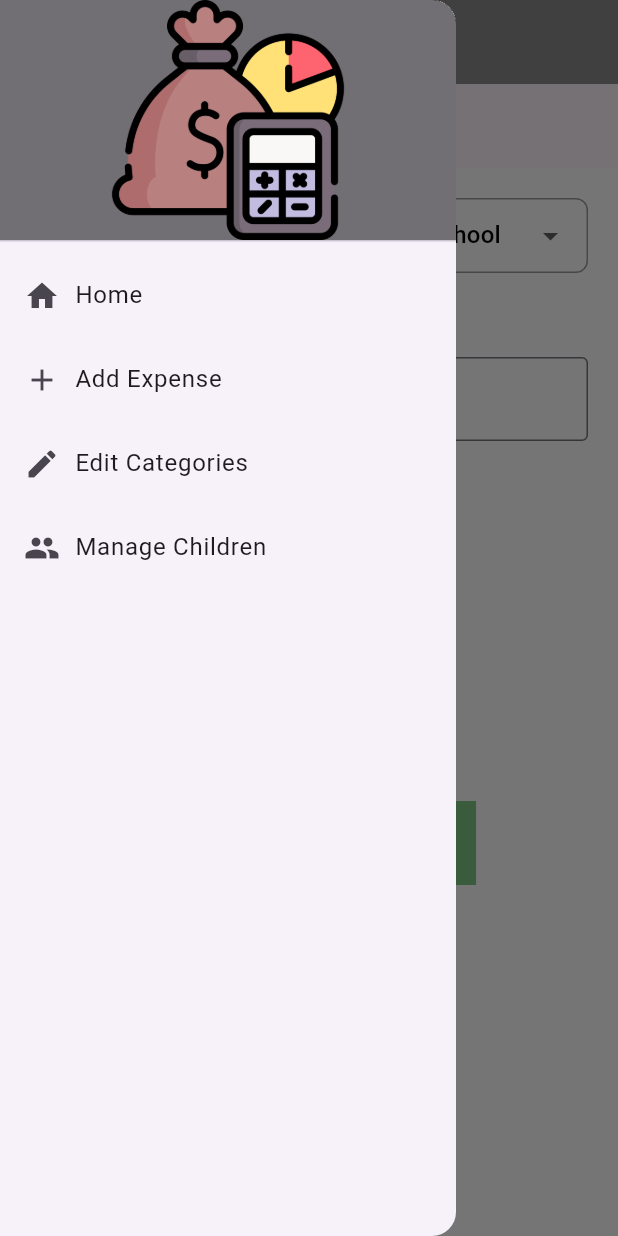
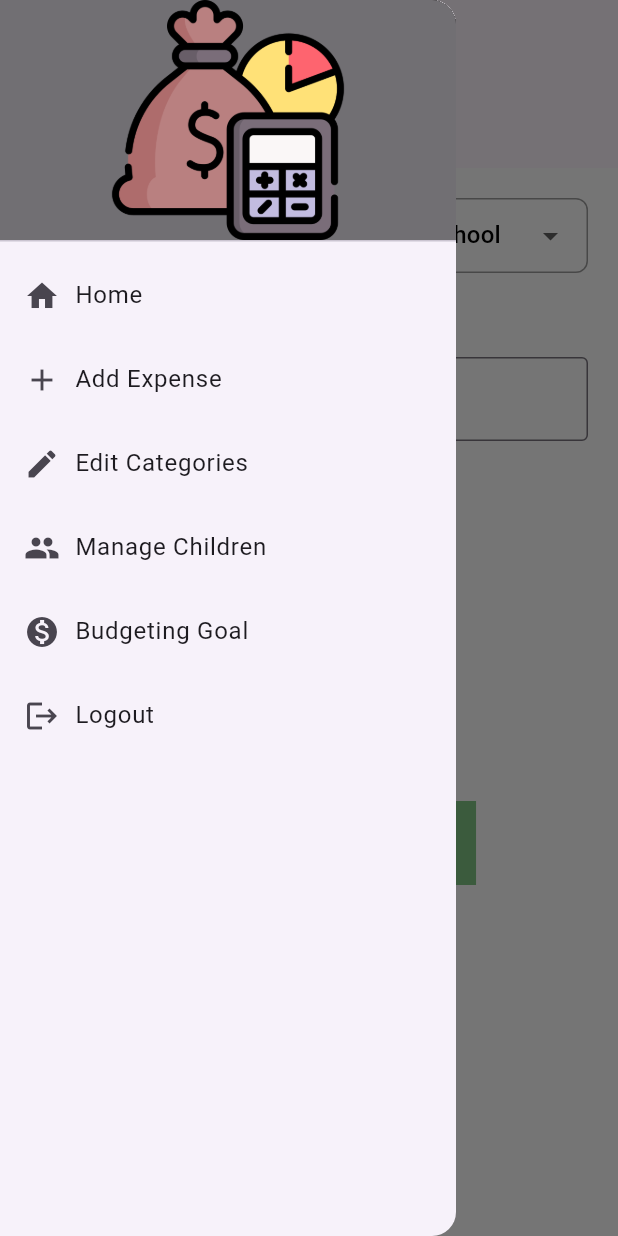
Before and after one commit to Tamiru-Alemnew/flutter-2024-proj-riverpod, a Flutter app: the AddExpense screen opened directly, with the side drawer open, on a phone screen of 412 x 824 dp. Run offline on Flutter 3.47's test engine with Material 3 defaults, Android fonts, the phone set to English and light mode, and no system bars.

Commit message:
color changes

```diff
--- a/family_cash_manager/lib/Pages/expenses.dart
+++ b/family_cash_manager/lib/Pages/expenses.dart
@@ -13,7 +13,6 @@ class AddExpense extends StatelessWidget {
     return Scaffold(
       drawer: const CommonSideBar(),
       appBar: AppBar(
-        backgroundColor: Colors.black45,
         title: const Text('Family Cash Manager'),
       ),
       body: const ExpensePage(),
@@ -37,13 +36,11 @@ class _ExpensePageState extends State<ExpensePage> {
   Widget build(BuildContext context) {
     return Scaffold(
       appBar: AppBar(
-        leading: IconButton(
-          icon: const Icon(Icons.arrow_back),
-          onPressed: () {
-            Navigator.pop(context);
-          },
+        scrolledUnderElevation: 0.0,
+        title: Text(
+          'Add Expenses',
+          style: TextStyle(fontSize: 18),
         ),
-        title: const Text('Add Expense'),
       ),
 
       body: Padding(
--- a/family_cash_manager/lib/main.dart
+++ b/family_cash_manager/lib/main.dart
@@ -22,7 +22,7 @@ class MyApp extends StatelessWidget {
       theme: ThemeData(
         scaffoldBackgroundColor: Color.fromARGB(255, 255, 255, 255),
       ),
-      home: BudgetPage(),
+      home: LoginPage(),
     );
   }
 }
--- a/family_cash_manager/lib/widgets/common_sidebar.dart
+++ b/family_cash_manager/lib/widgets/common_sidebar.dart
@@ -1,3 +1,4 @@
+import 'package:family_cash_manager/Pages/budgeting_goal.dart';
 import 'package:family_cash_manager/Pages/children.dart';
 import 'package:family_cash_manager/Pages/edit_category.dart';
 import 'package:family_cash_manager/Pages/expenses.dart';
@@ -30,7 +31,9 @@ class CommonSideBar extends StatelessWidget {
             title: Row(
               children: const [
                 Icon(Icons.home),
-                SizedBox(width: 10,),
+                SizedBox(
+                  width: 10,
+                ),
                 Text('Home'),
               ],
             ),
@@ -47,10 +50,11 @@ class CommonSideBar extends StatelessWidget {
             title: Row(
               children: const [
                 Icon(Icons.add),
-                SizedBox(width: 10,),
+                SizedBox(
+                  width: 10,
+                ),
                 Text('Add Expense'),
               ],
-
             ),
             onTap: () {
               Navigator.push(
@@ -65,7 +69,9 @@ class CommonSideBar extends StatelessWidget {
             title: Row(
               children: const [
                 Icon(Icons.edit),
-                SizedBox(width: 10,),
+                SizedBox(
+                  width: 10,
+                ),
                 Text('Edit Categories'),
               ],
             ),
@@ -82,7 +88,9 @@ class CommonSideBar extends StatelessWidget {
             title: Row(
               children: const [
                 Icon(Icons.people),
-                SizedBox(width: 10,),
+                SizedBox(
+                  width: 10,
+                ),
                 Text('Manage Children'),
               ],
             ),
@@ -95,6 +103,38 @@ class CommonSideBar extends StatelessWidget {
               );
             },
           ),
+          ListTile(
+            title: Row(
+              children: const [
+                Icon(Icons.monetization_on),
+                SizedBox(
+                  width: 10,
+                ),
+                Text('Budgeting Goal'),
+              ],
+            ),
+            onTap: () {
+              Navigator.push(
+                context,
+                MaterialPageRoute<void>(
+                    builder: (BuildContext context) => BudgetAndGoal()),
+              );
+            },
+          ),
+          ListTile(
+            title: Row(
+              children: const [
+                Icon(Icons.logout),
+                SizedBox(
+                  width: 10,
+                ),
+                Text('Logout'),
+              ],
+            ),
+            onTap: () {
+              Navigator.pop(context);
+            },
+          ),
         ],
       ),
     );
```
Also changed, not shown: family_cash_manager/lib/Pages/budgeting_goal.dart (+42 -17 lines), family_cash_manager/lib/Pages/children.dart (+5 -6 lines), family_cash_manager/lib/Pages/edit_category.dart (+4 -13 lines), family_cash_manager/lib/widgets/create_account_button.dart (+25 -26 lines), family_cash_manager/lib/widgets/my_button.dart (+10 -1 lines).
